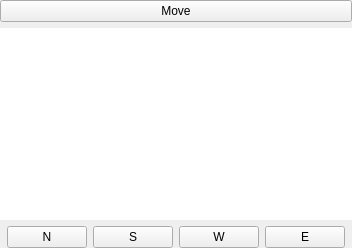
mbridak/not1mm, file not1mm/data/rotator.ui: the form before one commit.
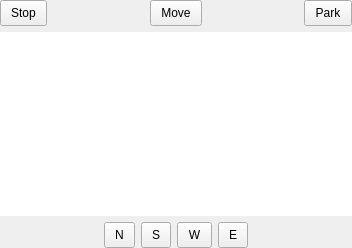
The form after the commit.

Commit message: @mbridak Add stop and park buttons with functionality in RotatorWindow

```diff
--- a/not1mm/data/rotator.ui
+++ b/not1mm/data/rotator.ui
@@ -29,16 +29,65 @@
     </property>
     <item>
      <layout class="QHBoxLayout" name="horizontalLayout">
+      <item>
+       <widget class="QPushButton" name="stop_button">
+        <property name="styleSheet">
+         <string notr="true">padding-left: 10px; padding-top: 5px; padding-right: 10px; padding-bottom: 5px;</string>
+        </property>
+        <property name="text">
+         <string>Stop</string>
+        </property>
+       </widget>
+      </item>
+      <item>
+       <spacer name="horizontalSpacer_3">
+        <property name="orientation">
+         <enum>Qt::Orientation::Horizontal</enum>
+        </property>
+        <property name="sizeHint" stdset="0">
+         <size>
+          <width>40</width>
+          <height>20</height>
+         </size>
+        </property>
+       </spacer>
+      </item>
       <item>
        <widget class="QPushButton" name="move_button">
         <property name="focusPolicy">
          <enum>Qt::FocusPolicy::NoFocus</enum>
         </property>
+        <property name="styleSheet">
+         <string notr="true">padding-left: 10px; padding-top: 5px; padding-right: 10px; padding-bottom: 5px;</string>
+        </property>
         <property name="text">
          <string>Move</string>
         </property>
        </widget>
       </item>
+      <item>
+       <spacer name="horizontalSpacer_4">
+        <property name="orientation">
+         <enum>Qt::Orientation::Horizontal</enum>
+        </property>
+        <property name="sizeHint" stdset="0">
+         <size>
+          <width>40</width>
+          <height>20</height>
+         </size>
+        </property>
+       </spacer>
+      </item>
+      <item>
+       <widget class="QPushButton" name="park_button">
+        <property name="styleSheet">
+         <string notr="true">padding-left: 10px; padding-top: 5px; padding-right: 10px; padding-bottom: 5px;</string>
+        </property>
+        <property name="text">
+         <string>Park</string>
+        </property>
+       </widget>
+      </item>
      </layout>
     </item>
     <item>
@@ -74,9 +123,18 @@
       </item>
       <item>
        <widget class="QPushButton" name="north_button">
+        <property name="sizePolicy">
+         <sizepolicy hsizetype="Minimum" vsizetype="Fixed">
+          <horstretch>0</horstretch>
+          <verstretch>0</verstretch>
+         </sizepolicy>
+        </property>
         <property name="focusPolicy">
          <enum>Qt::FocusPolicy::NoFocus</enum>
         </property>
+        <property name="styleSheet">
+         <string notr="true">padding-left: 10px; padding-top: 5px; padding-right: 10px; padding-bottom: 5px;</string>
+        </property>
         <property name="text">
          <string>N</string>
         </property>
@@ -86,6 +144,12 @@
           <height>16</height>
          </size>
         </property>
+        <property name="autoDefault">
+         <bool>false</bool>
+        </property>
+        <property name="default">
+         <bool>false</bool>
+        </property>
         <property name="flat">
          <bool>false</bool>
         </property>
@@ -96,6 +160,9 @@
         <property name="focusPolicy">
          <enum>Qt::FocusPolicy::NoFocus</enum>
         </property>
+        <property name="styleSheet">
+         <string notr="true">padding-left: 10px; padding-top: 5px; padding-right: 10px; padding-bottom: 5px;</string>
+        </property>
         <property name="text">
          <string>S</string>
         </property>
@@ -106,6 +173,9 @@
         <property name="focusPolicy">
          <enum>Qt::FocusPolicy::NoFocus</enum>
         </property>
+        <property name="styleSheet">
+         <string notr="true">padding-left: 10px; padding-top: 5px; padding-right: 10px; padding-bottom: 5px;</string>
+        </property>
         <property name="text">
          <string>W</string>
         </property>
@@ -116,6 +186,9 @@
         <property name="focusPolicy">
          <enum>Qt::FocusPolicy::NoFocus</enum>
         </property>
+        <property name="styleSheet">
+         <string notr="true">padding-left: 10px; padding-top: 5px; padding-right: 10px; padding-bottom: 5px;</string>
+        </property>
         <property name="text">
          <string>E</string>
         </property>
```
The commit also changes 1 other file.
